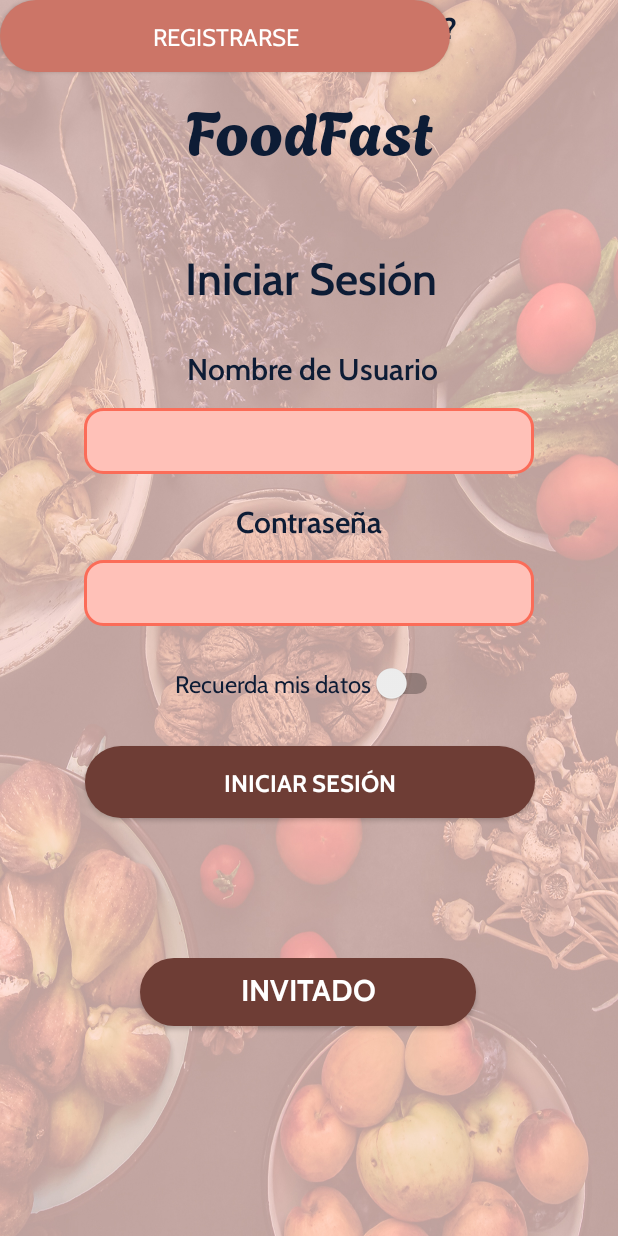
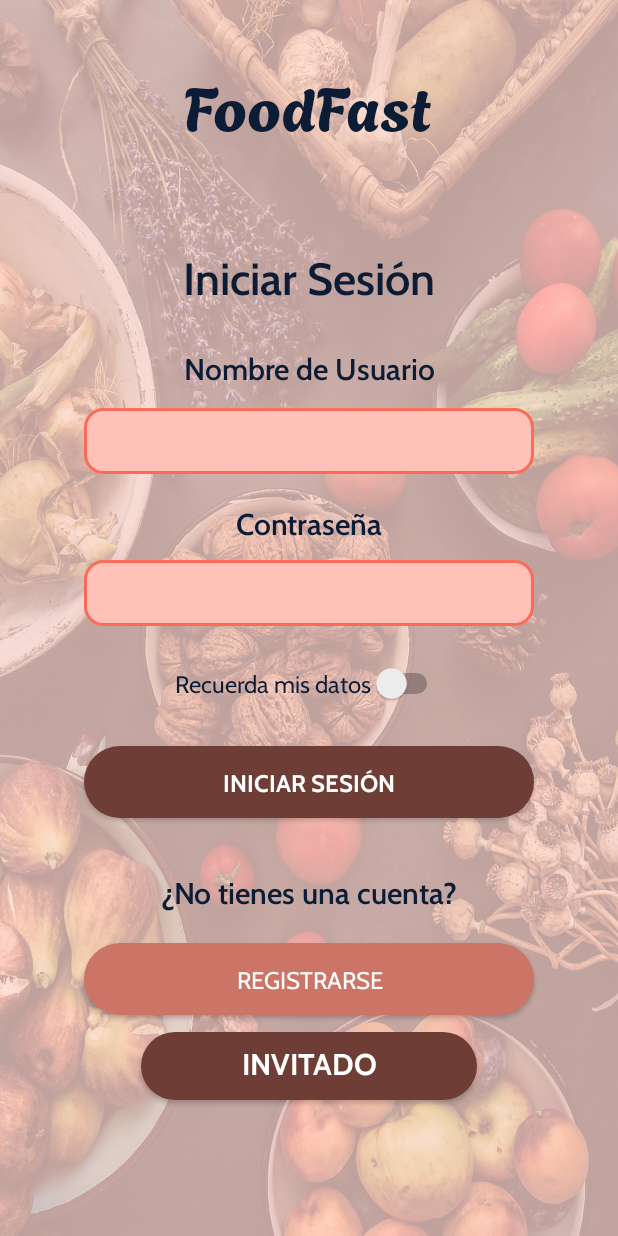
Before and after one commit to nestornumber/FoodFast, an Android app: the screen it shows after launch (IniciarSesionActivity), on a phone screen of 412 x 824 dp. Run offline under Robolectric (Android 15) with nearby library versions, the phone set to English and light mode, and no system bars.

Commit message:
Update activity_iniciar_sesion.xml

```diff
--- a/app/src/main/res/layout/activity_iniciar_sesion.xml
+++ b/app/src/main/res/layout/activity_iniciar_sesion.xml
@@ -11,12 +11,13 @@
         android:id="@+id/textView"
         android:layout_width="wrap_content"
         android:layout_height="wrap_content"
-        android:layout_marginTop="56dp"
+        android:layout_marginTop="40dp"
         android:fontFamily="@font/agbalumo_regular_style"
         android:text="FoodFast"
         android:textColor="@color/text_blue"
         android:textSize="@dimen/font_size_brand_large"
         app:layout_constraintEnd_toEndOf="parent"
+        app:layout_constraintHorizontal_bias="0.497"
         app:layout_constraintStart_toStartOf="parent"
         app:layout_constraintTop_toTopOf="parent" />
 
@@ -24,13 +25,13 @@
         android:id="@+id/textView1"
         android:layout_width="wrap_content"
         android:layout_height="wrap_content"
-        android:layout_marginTop="44dp"
+        android:layout_marginTop="60dp"
         android:fontFamily="@font/cabin_semibold_style"
         android:text="Iniciar Sesión"
         android:textColor="@color/text_blue"
         android:textSize="@dimen/font_size_huge"
         app:layout_constraintEnd_toEndOf="parent"
-        app:layout_constraintHorizontal_bias="0.506"
+        app:layout_constraintHorizontal_bias="0.5"
         app:layout_constraintStart_toStartOf="parent"
         app:layout_constraintTop_toBottomOf="@+id/textView" />
 
@@ -44,7 +45,7 @@
         android:textColor="@color/text_blue"
         android:textSize="@dimen/font_size_medium"
         app:layout_constraintEnd_toEndOf="parent"
-        app:layout_constraintHorizontal_bias="0.51"
+        app:layout_constraintHorizontal_bias="0.5"
         app:layout_constraintStart_toStartOf="parent"
         app:layout_constraintTop_toBottomOf="@+id/textView1" />
 
@@ -71,12 +72,13 @@
         android:id="@+id/textView4"
         android:layout_width="wrap_content"
         android:layout_height="wrap_content"
-        android:layout_marginTop="16dp"
+        android:layout_marginTop="17dp"
         android:fontFamily="@font/cabin_semibold_style"
         android:text="Contraseña"
         android:textColor="@color/text_blue"
         android:textSize="@dimen/font_size_medium"
         app:layout_constraintEnd_toEndOf="parent"
+        app:layout_constraintHorizontal_bias="0.5"
         app:layout_constraintStart_toStartOf="parent"
         app:layout_constraintTop_toBottomOf="@+id/editText" />
 
@@ -84,7 +86,7 @@
         android:id="@+id/editText1"
         android:layout_width="300dp"
         android:layout_height="wrap_content"
-        android:layout_marginTop="11dp"
+        android:layout_marginTop="10dp"
         android:background="@drawable/foodfast_edit_text"
         android:fontFamily="@font/cabin_regular"
         android:padding="10dp"
@@ -105,19 +107,19 @@
         android:layout_height="wrap_content"
         android:layout_marginTop="26dp"
         android:background="@drawable/foodfast_button_primary"
+
         android:fontFamily="@font/cabin_bold"
-
         android:padding="10dp"
         android:paddingStart="25dp"
         android:paddingEnd="25dp"
         android:text="INICIAR SESIÓN"
         android:textAlignment="center"
+
         android:textAllCaps="true"
-
         android:textColor="@color/text_white"
         android:textSize="@dimen/font_size_small"
         app:layout_constraintEnd_toEndOf="parent"
-        app:layout_constraintHorizontal_bias="0.504"
+        app:layout_constraintHorizontal_bias="0.5"
         app:layout_constraintStart_toStartOf="parent"
         app:layout_constraintTop_toBottomOf="@+id/switch1" />
 
@@ -140,58 +142,60 @@
         android:id="@+id/btnInvitado"
         android:layout_width="224dp"
         android:layout_height="45dp"
-        android:layout_marginBottom="140dp"
+        android:layout_marginTop="11dp"
+
         android:background="@drawable/foodfast_button_primary"
-
         android:fontFamily="@font/cabin_bold"
         android:onClick="onInvitadoButtonClick"
         android:padding="10dp"
         android:paddingStart="25dp"
         android:paddingEnd="25dp"
+
         android:text="INVITADO"
-
         android:textAlignment="center"
         android:textAllCaps="true"
         android:textColor="@color/text_white"
         android:textIsSelectable="true"
         android:textSize="20sp"
-        app:layout_constraintBottom_toBottomOf="parent"
         app:layout_constraintEnd_toEndOf="parent"
-        app:layout_constraintHorizontal_bias="0.497"
-        app:layout_constraintStart_toStartOf="parent" />
+        app:layout_constraintHorizontal_bias="0.5"
+        app:layout_constraintStart_toStartOf="parent"
+        app:layout_constraintTop_toBottomOf="@+id/button" />
 
     <TextView
         android:id="@+id/textView5"
         android:layout_width="wrap_content"
         android:layout_height="wrap_content"
-        android:layout_marginBottom="16dp"
+        android:layout_marginTop="34dp"
         android:fontFamily="@font/cabin_semibold_style"
         android:text="¿No tienes una cuenta?"
         android:textColor="@color/text_blue"
         android:textSize="@dimen/font_size_medium"
-        app:layout_constraintBottom_toTopOf="@+id/button"
         app:layout_constraintEnd_toEndOf="parent"
+        app:layout_constraintHorizontal_bias="0.5"
         app:layout_constraintStart_toStartOf="parent"
-        app:layout_constraintTop_toBottomOf="@+id/button2"
-        app:layout_constraintVertical_bias="0.918" />
+        app:layout_constraintTop_toBottomOf="@+id/button2" />
 
     <Button
         android:id="@+id/button"
         android:layout_width="300dp"
         android:layout_height="wrap_content"
+        android:layout_marginTop="19dp"
+
         android:background="@drawable/foodfast_button_secondary"
-
         android:fontFamily="@font/cabin_regular"
         android:padding="10dp"
         android:paddingStart="25dp"
         android:paddingEnd="25dp"
         android:text="REGISTRARSE"
+
         android:textAlignment="center"
-
         android:textAllCaps="true"
         android:textColor="@color/text_white"
         android:textSize="@dimen/font_size_small"
-        tools:layout_editor_absoluteX="56dp"
-        tools:layout_editor_absoluteY="623dp" />
+        app:layout_constraintEnd_toEndOf="parent"
+        app:layout_constraintHorizontal_bias="0.5"
+        app:layout_constraintStart_toStartOf="parent"
+        app:layout_constraintTop_toBottomOf="@+id/textView5" />
 
 </androidx.constraintlayout.widget.ConstraintLayout>
```
